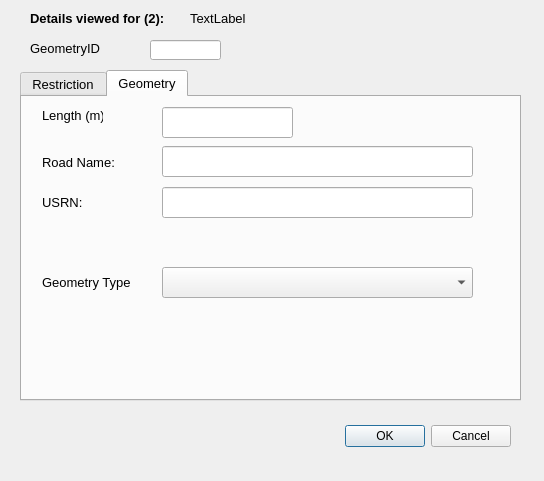
tlh22/TOMs, file restrictionPolygonDetails_dialog_base.ui: the form before one commit.
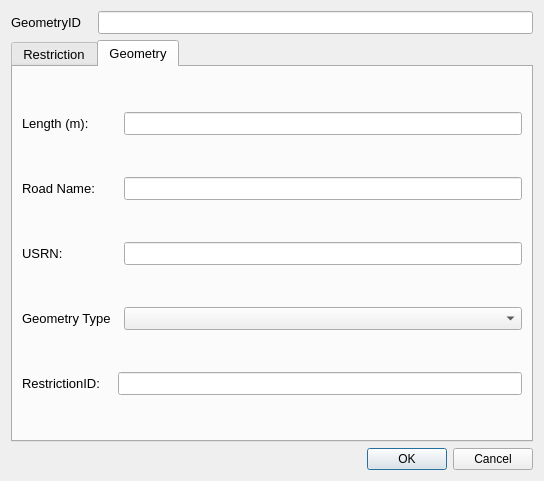
The form after the commit. The open tabs and pages were chosen to show the change.

Diff of the .ui file:
```diff
--- a/restrictionPolygonDetails_dialog_base.ui
+++ b/restrictionPolygonDetails_dialog_base.ui
@@ -27,15 +27,12 @@
   <property name="sizeGripEnabled">
    <bool>false</bool>
   </property>
+  <layout class="QFormLayout" name="formLayout">
+   <property name="fieldGrowthPolicy">
+    <enum>QFormLayout::AllNonFixedFieldsGrow</enum>
+   </property>
+   <item row="0" column="0">
   <widget class="QLabel" name="label">
-   <property name="geometry">
-    <rect>
-     <x>30</x>
-     <y>40</y>
-     <width>81</width>
-     <height>16</height>
-    </rect>
-   </property>
    <property name="minimumSize">
     <size>
      <width>81</width>
@@ -51,15 +48,9 @@
     <string>GeometryID</string>
    </property>
   </widget>
+   </item>
+   <item row="0" column="1">
   <widget class="QLineEdit" name="GeometryID">
-   <property name="geometry">
-    <rect>
-     <x>150</x>
-     <y>40</y>
-     <width>71</width>
-     <height>20</height>
-    </rect>
-   </property>
    <property name="font">
     <font>
      <pointsize>10</pointsize>
@@ -75,15 +66,9 @@
     <string/>
    </property>
   </widget>
+   </item>
+   <item row="2" column="0" colspan="2">
   <widget class="QTabWidget" name="tabWidget">
-   <property name="geometry">
-    <rect>
-     <x>20</x>
-     <y>70</y>
-     <width>501</width>
-     <height>331</height>
-    </rect>
-   </property>
    <property name="minimumSize">
     <size>
      <width>0</width>
@@ -156,15 +141,75 @@
     <attribute name="title">
      <string>Geometry</string>
     </attribute>
+      <layout class="QGridLayout" name="gridLayout">
+       <item row="0" column="0">
+        <widget class="QLabel" name="label_5">
+         <property name="font">
+          <font>
+           <pointsize>10</pointsize>
+          </font>
+         </property>
+         <property name="text">
+          <string>Length (m):</string>
+         </property>
+        </widget>
+       </item>
+       <item row="0" column="2">
+        <widget class="QLineEdit" name="Length">
+         <property name="font">
+          <font>
+           <pointsize>10</pointsize>
+          </font>
+         </property>
+         <property name="readOnly">
+          <bool>true</bool>
+         </property>
+        </widget>
+       </item>
+       <item row="1" column="0" colspan="2">
+        <widget class="QLabel" name="lbl_RoadName">
+         <property name="minimumSize">
+          <size>
+           <width>90</width>
+           <height>16</height>
+          </size>
+         </property>
+         <property name="font">
+          <font>
+           <pointsize>10</pointsize>
+          </font>
+         </property>
+         <property name="text">
+          <string>Road Name:</string>
+         </property>
+        </widget>
+       </item>
+       <item row="1" column="2">
+        <widget class="QLineEdit" name="RoadName"/>
+       </item>
+       <item row="2" column="0" colspan="2">
+        <widget class="QLabel" name="lbl_USRN">
+         <property name="minimumSize">
+          <size>
+           <width>90</width>
+           <height>16</height>
+          </size>
+         </property>
+         <property name="font">
+          <font>
+           <pointsize>10</pointsize>
+          </font>
+         </property>
+         <property name="text">
+          <string>USRN:</string>
+         </property>
+        </widget>
+       </item>
+       <item row="2" column="2">
+        <widget class="QLineEdit" name="USRN"/>
+       </item>
+       <item row="3" column="0" colspan="2">
     <widget class="QLabel" name="lbl_GeometryType">
-     <property name="geometry">
-      <rect>
-       <x>20</x>
-       <y>170</y>
-       <width>111</width>
-       <height>31</height>
-      </rect>
-     </property>
      <property name="minimumSize">
       <size>
        <width>90</width>
@@ -180,15 +225,9 @@
       <string>Geometry Type</string>
      </property>
     </widget>
+       </item>
+       <item row="3" column="2">
     <widget class="QComboBox" name="GeomShapeID">
-     <property name="geometry">
-      <rect>
-       <x>140</x>
-       <y>170</y>
-       <width>311</width>
-       <height>31</height>
-      </rect>
-     </property>
      <property name="editable">
       <bool>false</bool>
      </property>
@@ -196,15 +235,9 @@
       <number>-1</number>
      </property>
     </widget>
-    <widget class="QLabel" name="lbl_RoadName">
-     <property name="geometry">
-      <rect>
-       <x>20</x>
-       <y>50</y>
-       <width>111</width>
-       <height>31</height>
-      </rect>
-     </property>
+       </item>
+       <item row="4" column="0">
+        <widget class="QLabel" name="lbl_RoadName_2">
      <property name="minimumSize">
       <size>
        <width>90</width>
@@ -217,100 +250,19 @@
       </font>
      </property>
      <property name="text">
-      <string>Road Name:</string>
-     </property>
-    </widget>
-    <widget class="QLabel" name="lbl_USRN">
-     <property name="geometry">
-      <rect>
-       <x>20</x>
-       <y>90</y>
-       <width>111</width>
-       <height>31</height>
-      </rect>
-     </property>
-     <property name="minimumSize">
-      <size>
-       <width>90</width>
-       <height>16</height>
-      </size>
-     </property>
-     <property name="font">
-      <font>
-       <pointsize>10</pointsize>
-      </font>
-     </property>
-     <property name="text">
-      <string>USRN:</string>
-     </property>
-    </widget>
-    <widget class="QLineEdit" name="RoadName">
-     <property name="geometry">
-      <rect>
-       <x>140</x>
-       <y>49</y>
-       <width>311</width>
-       <height>31</height>
-      </rect>
-     </property>
+          <string>RestrictionID:</string>
+         </property>
+        </widget>
+       </item>
+       <item row="4" column="1" colspan="2">
+        <widget class="QLineEdit" name="RestrictionID"/>
+       </item>
+      </layout>
+     </widget>
     </widget>
-    <widget class="QLineEdit" name="USRN">
-     <property name="geometry">
-      <rect>
-       <x>140</x>
-       <y>90</y>
-       <width>311</width>
-       <height>31</height>
-      </rect>
-     </property>
-    </widget>
-    <widget class="QLineEdit" name="Length">
-     <property name="geometry">
-      <rect>
-       <x>140</x>
-       <y>10</y>
-       <width>131</width>
-       <height>31</height>
-      </rect>
-     </property>
-     <property name="font">
-      <font>
-       <pointsize>10</pointsize>
-      </font>
-     </property>
-     <property name="readOnly">
-      <bool>true</bool>
-     </property>
-    </widget>
-    <widget class="QLabel" name="label_5">
-     <property name="geometry">
-      <rect>
-       <x>20</x>
-       <y>10</y>
-       <width>61</width>
-       <height>16</height>
-      </rect>
-     </property>
-     <property name="font">
-      <font>
-       <pointsize>10</pointsize>
-      </font>
-     </property>
-     <property name="text">
-      <string>Length (m):</string>
-     </property>
-    </widget>
-   </widget>
-  </widget>
+   </item>
+   <item row="4" column="1">
   <widget class="QDialogButtonBox" name="button_box">
-   <property name="geometry">
-    <rect>
-     <x>170</x>
-     <y>420</y>
-     <width>341</width>
-     <height>32</height>
-    </rect>
-   </property>
    <property name="orientation">
     <enum>Qt::Horizontal</enum>
    </property>
@@ -318,44 +270,8 @@
     <set>QDialogButtonBox::Cancel|QDialogButtonBox::Ok</set>
    </property>
   </widget>
-  <widget class="QLabel" name="l_TitleIntro">
-   <property name="geometry">
-    <rect>
-     <x>30</x>
-     <y>10</y>
-     <width>141</width>
-     <height>16</height>
-    </rect>
-   </property>
-   <property name="font">
-    <font>
-     <pointsize>10</pointsize>
-     <weight>75</weight>
-     <bold>true</bold>
-    </font>
-   </property>
-   <property name="text">
-    <string>Details viewed for (2): </string>
-   </property>
-  </widget>
-  <widget class="QLabel" name="l_ViewAtDate">
-   <property name="geometry">
-    <rect>
-     <x>190</x>
-     <y>10</y>
-     <width>111</width>
-     <height>16</height>
-    </rect>
-   </property>
-   <property name="font">
-    <font>
-     <pointsize>10</pointsize>
-    </font>
-   </property>
-   <property name="text">
-    <string>TextLabel</string>
-   </property>
-  </widget>
+   </item>
+  </layout>
  </widget>
  <resources/>
  <connections>
```
Left out of the diff: 2 changed lines with no effect on the pictures. Lines whose indentation alone changed are shown as unchanged.
